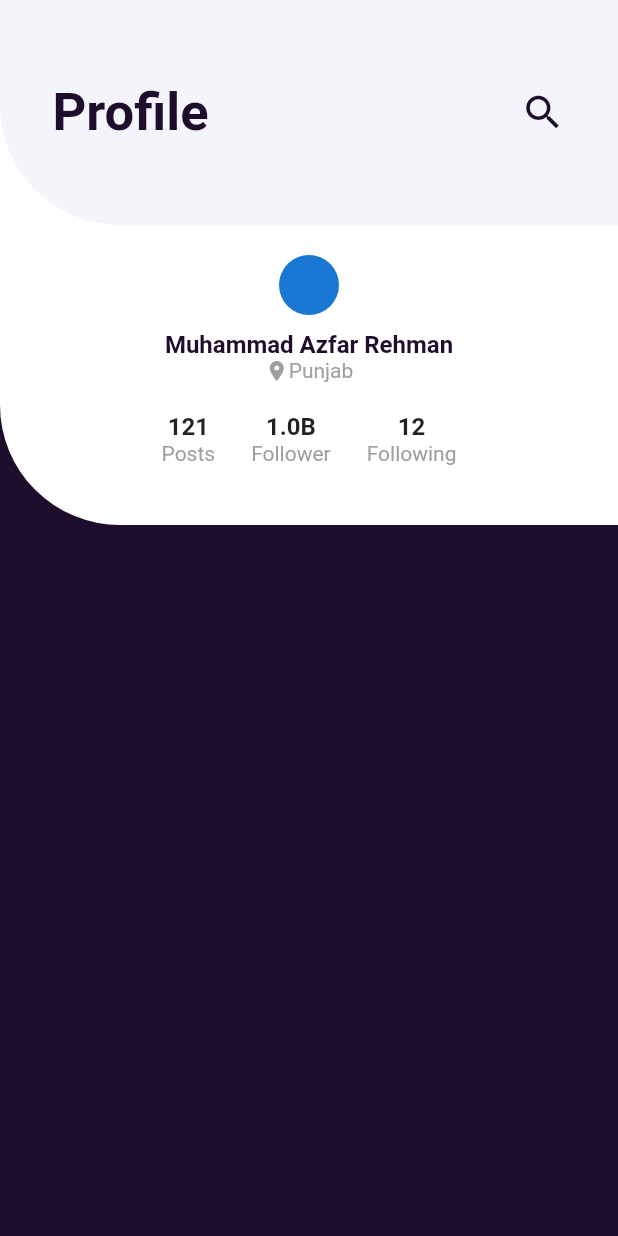
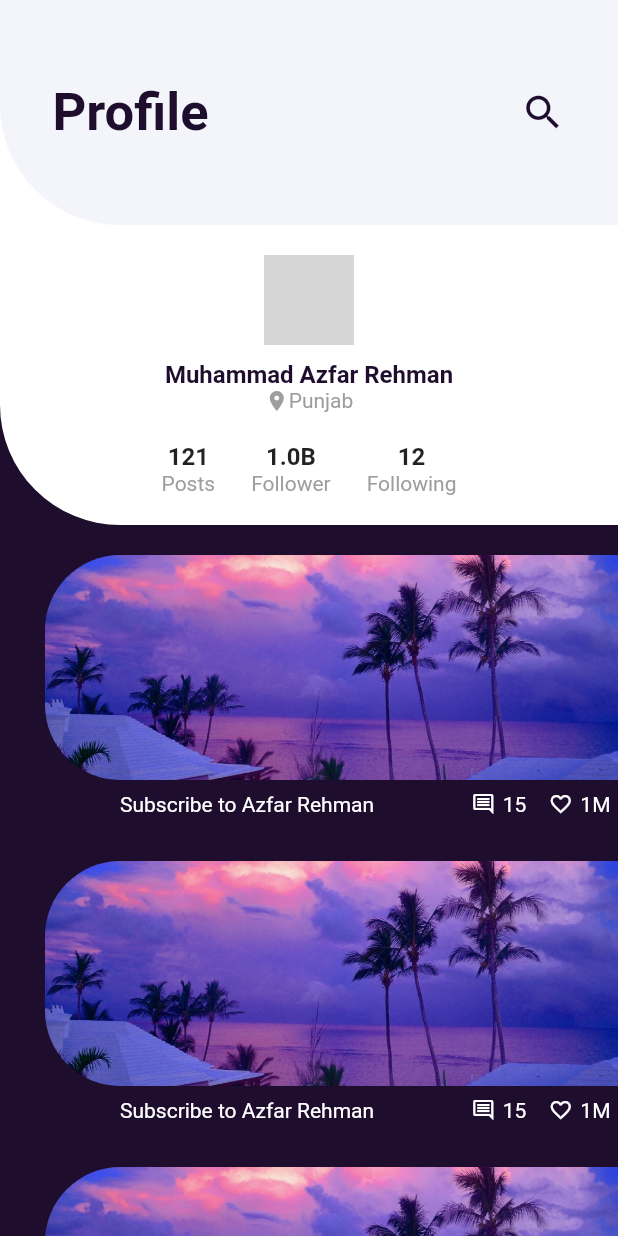
Before and after one commit to AzfarRehman/UiScreen, a Flutter app: the screen it shows after launch, on a phone screen of 412 x 824 dp. Run offline on Flutter 3.47's test engine with Material 2 defaults, Android fonts, the phone set to English and light mode, and no system bars; network calls fail; grey boxes are pictures that could not be loaded.

Commit message:
App Done

```diff
--- a/lib/Mystyle.dart
+++ b/lib/Mystyle.dart
@@ -22,3 +22,7 @@ const TextStyle followText = TextStyle(
     fontSize: 14.0,
     color: Colors.grey
 );
+const TextStyle postText = TextStyle(
+  color: Colors.white,
+    fontSize: 14.0
+);
--- a/lib/Profile.dart
+++ b/lib/Profile.dart
@@ -17,7 +17,10 @@ class MyProfile extends StatelessWidget {
       ),
       child: Column(
         children: [
-          CircleAvatar(),
+          CircleAvatar(
+           backgroundImage: NetworkImage("https://fiverr-res.cloudinary.com/t_profile_original,q_auto,f_auto/attachments/profile/photo/f43adbea8610c2a73d138d8bf20ac40f-1618305113979/3cd08647-6c6d-4547-aa32-ebc3112f4be3.jpeg"),
+        radius: 30.0,
+          ),
           SizedBox(
             height: 10,
             width: double.infinity,
--- /dev/null
+++ b/lib/SinglePost.dart
@@ -0,0 +1,63 @@
+import 'package:flutter/material.dart';
+import 'Mystyle.dart';
+class SinglePost extends StatelessWidget {
+
+
+  @override
+  Widget build(BuildContext context) {
+    return Column(
+      children: [
+        Container(
+          decoration: BoxDecoration(
+
+              borderRadius: BorderRadius.only(bottomLeft: Radius.circular(50.0), topLeft:Radius.circular(50.0) )
+
+          ),
+          margin: EdgeInsets.only(left: 30.0),
+          height: 150,
+          width: double.infinity,
+          child: ClipRRect(borderRadius:BorderRadius.only(bottomLeft: Radius.circular(50.0), topLeft:Radius.circular(50.0),),
+                  child : Image.asset("assets/pink.jpeg", fit: BoxFit.cover,)),
+
+
+        ),
+        SizedBox(
+          height: 8.0,
+        ),
+        Container(
+          margin: EdgeInsets.only(left: 80.0, right: 5.0,bottom: 30.0),
+          child: Row(
+            mainAxisAlignment: MainAxisAlignment.spaceBetween,
+            children: [
+              Text("Subscribe to Azfar Rehman", style: postText
+              ),
+              Row(
+                children: [
+                  Icon(Icons.comment_outlined, size: 16.0, color: Colors.white,
+                  ),
+                  SizedBox(
+                    width: 5.0,
+                  ),
+                  Text("15", style: postText,),
+
+                  SizedBox(
+                    width: 15.0,
+                  ),
+
+                  Icon(Icons.favorite_border, size: 16.0, color: Colors.white,
+                  ),
+                  SizedBox(
+                    width: 5.0,
+                  ),
+                  Text("1M", style: postText,)
+                ],
+              ),
+            ],
+          ),
+        ),
+
+
+      ],
+    );
+  }
+}
--- a/lib/main.dart
+++ b/lib/main.dart
@@ -2,6 +2,7 @@ import 'package:flutter/material.dart';
 import 'package:uiscreen/MyAppBar.dart';
 import 'package:uiscreen/Mystyle.dart';
 import 'package:uiscreen/Profile.dart';
+import 'package:uiscreen/posts.dart';
 
 
 
@@ -24,10 +25,9 @@ class MyApp extends StatelessWidget {
             children: [
               Stack(
                 children: [
+                  MyPosts(),
                  MyProfile(),
                   MyAppBar(),
-
-
                 ],
               )
             ],
--- /dev/null
+++ b/lib/posts.dart
@@ -0,0 +1,24 @@
+import 'package:flutter/material.dart';
+import 'package:uiscreen/SinglePost.dart';
+
+class MyPosts extends StatelessWidget {
+
+  @override
+  Widget build(BuildContext context) {
+    return Padding(
+      padding: const EdgeInsets.only(top: 370.0),
+      child: Column(
+        children: [
+          Column(
+            children: [
+              SinglePost(),
+              SinglePost(),
+              SinglePost(),
+
+            ],
+          )
+        ],
+      ),
+    );
+  }
+}
--- a/pubspec.yaml
+++ b/pubspec.yaml
@@ -47,6 +47,8 @@ flutter:
   # To add assets to your application, add an assets section, like this:
   assets:
    - assets/pink.jpeg
+   - assets/avatar.jpeg
+   - assets/new.png
   #   - images/a_dot_ham.jpeg
 
   # An image asset can refer to one or more resolution-specific "variants", see
```
Also changed, not shown: assets/avatar.jpeg (added), assets/new.png (added).
